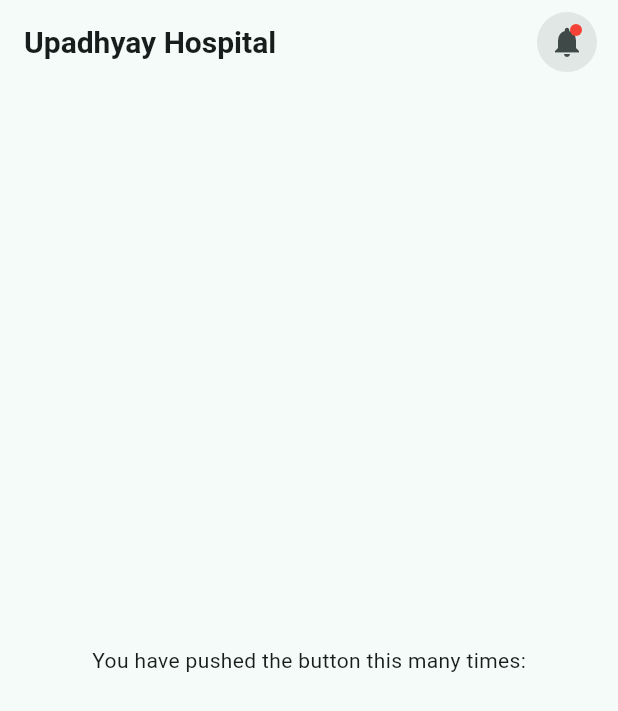
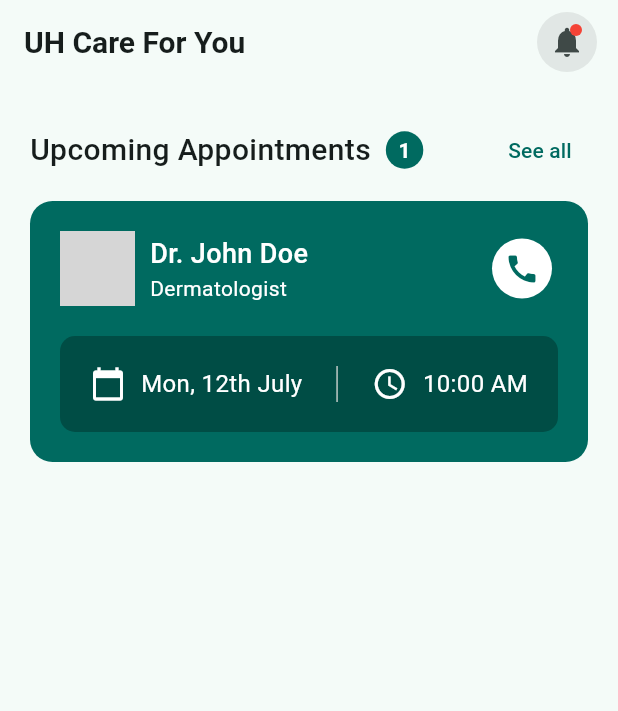
Before and after one commit to aniruddh622003/patient_side_app, a Flutter app: the screen it shows after launch, on a phone screen of 412 x 824 dp. Shown: the top 711 px of the screen. Run offline on Flutter 3.47's test engine with Material 3 defaults, Android fonts, the light colour scheme and no system bars; network calls fail; grey boxes are pictures that could not be loaded.

Commit message:
Home page: Upcoming Appointments

```diff
--- a/lib/home/home_screen.dart
+++ b/lib/home/home_screen.dart
@@ -1,4 +1,5 @@
 import 'package:flutter/material.dart';
+import 'package:patient_side_app/home/upcoming_widget.dart';
 
 class HomeScreen extends StatefulWidget {
   const HomeScreen({super.key});
@@ -14,7 +15,7 @@ class _HomeScreenState extends State<HomeScreen> {
   Widget build(BuildContext context) {
     return Scaffold(
       appBar: AppBar(
-        title: const Text('Upadhyay Hospital',
+        title: const Text('UH Care For You',
             style: TextStyle(
               fontSize: 20,
               fontWeight: FontWeight.bold,
@@ -51,15 +52,11 @@ class _HomeScreenState extends State<HomeScreen> {
           const SizedBox(width: 10),
         ],
       ),
-      body: Center(
-        child: Column(
-          mainAxisAlignment: MainAxisAlignment.center,
-          children: <Widget>[
-            const Text(
-              'You have pushed the button this many times:',
-            ),
-          ],
-        ),
+      body: Column(
+        children: [
+          UpcomingAppointments(),
+          const SizedBox(height: 200),
+        ],
       ),
     );
   }
--- /dev/null
+++ b/lib/home/upcoming_widget.dart
@@ -0,0 +1,181 @@
+import 'package:flutter/material.dart';
+import 'package:flutter/widgets.dart';
+
+class UpcomingAppointments extends StatefulWidget {
+  const UpcomingAppointments({super.key});
+
+  @override
+  State<UpcomingAppointments> createState() => _UpcomingAppointmentsState();
+}
+
+class _UpcomingAppointmentsState extends State<UpcomingAppointments> {
+  bool appointment = true;
+
+  @override
+  Widget build(BuildContext context) {
+    return Padding(
+      padding: const EdgeInsets.all(20),
+      child: Column(
+        children: [
+          Row(
+            mainAxisAlignment: MainAxisAlignment.spaceBetween,
+            children: [
+              Row(
+                children: [
+                  const Text('Upcoming Appointments',
+                      style: TextStyle(
+                        fontSize: 20,
+                        fontWeight: FontWeight.w500,
+                      )),
+                  const SizedBox(width: 10),
+                  Container(
+                      width: 25,
+                      height: 25,
+                      decoration: BoxDecoration(
+                        color: Theme.of(context).colorScheme.primary,
+                        shape: BoxShape.circle,
+                      ),
+                      child: Center(
+                        child: Text(
+                          '1',
+                          style: TextStyle(
+                            color: Theme.of(context).colorScheme.onPrimary,
+                            fontWeight: FontWeight.bold,
+                          ),
+                        ),
+                      )),
+                ],
+              ),
+              TextButton(
+                  onPressed: () {
+                    // Navigate to the appointments screen
+                  },
+                  child: const Text('See all'),
+                  style: ButtonStyle(
+                    padding: WidgetStateProperty.all(
+                      const EdgeInsets.symmetric(horizontal: 0, vertical: 5),
+                    ),
+                  )),
+            ],
+          ),
+          SizedBox(height: 10),
+          appointment ? AppointmentCard() : Text('No upcoming appointments'),
+        ],
+      ),
+    );
+  }
+}
+
+class AppointmentCard extends StatelessWidget {
+  const AppointmentCard({super.key});
+
+  @override
+  Widget build(BuildContext context) {
+    return Container(
+      width: double.infinity,
+      padding: const EdgeInsets.all(20),
+      decoration: BoxDecoration(
+        color: Theme.of(context).colorScheme.primary,
+        borderRadius: BorderRadius.circular(15),
+      ),
+      child: Column(
+        crossAxisAlignment: CrossAxisAlignment.start,
+        children: [
+          Row(
+            mainAxisAlignment: MainAxisAlignment.spaceBetween,
+            children: [
+              Row(
+                mainAxisAlignment: MainAxisAlignment.center,
+                children: [
+                  FadeInImage.assetNetwork(
+                    placeholder: 'assets/avatar.png',
+                    image:
+                        "https://cdn.iconscout.com/icon/free/png-256/free-avatar-380-456332.png",
+                    width: 50,
+                  ),
+                  const SizedBox(width: 10),
+                  Column(
+                    crossAxisAlignment: CrossAxisAlignment.start,
+                    children: [
+                      Text(
+                        'Dr. John Doe',
+                        style: TextStyle(
+                          color: Theme.of(context).colorScheme.onPrimary,
+                          fontSize: 18,
+                          fontWeight: FontWeight.w500,
+                        ),
+                      ),
+                      Text(
+                        'Dermatologist',
+                        style: TextStyle(
+                          color: Theme.of(context).colorScheme.onPrimary,
+                          fontSize: 14,
+                        ),
+                      ),
+                    ],
+                  ),
+                ],
+              ),
+              IconButton(
+                icon: const Icon(Icons.call),
+                color: Theme.of(context).colorScheme.primary,
+                style: ButtonStyle(
+                  backgroundColor: WidgetStateProperty.all(
+                      Theme.of(context).colorScheme.onPrimary),
+                ),
+                onPressed: () {
+                  // Cancel the appointment
+                },
+              ),
+            ],
+          ),
+          const SizedBox(height: 20),
+          Container(
+            padding: const EdgeInsets.all(10),
+            decoration: BoxDecoration(
+              color: HSLColor.fromColor(Theme.of(context).colorScheme.primary)
+                  .withLightness(0.15)
+                  .toColor(),
+              borderRadius: BorderRadius.circular(10),
+            ),
+            child: IntrinsicHeight(
+              child: Padding(
+                padding: const EdgeInsets.all(10),
+                child: Row(
+                  mainAxisAlignment: MainAxisAlignment.spaceBetween,
+                  children: [
+                    Row(children: [
+                      Icon(Icons.calendar_today,
+                          color: Theme.of(context).colorScheme.onPrimary),
+                      const SizedBox(width: 10),
+                      Text(
+                        'Mon, 12th July',
+                        style: TextStyle(
+                          color: Theme.of(context).colorScheme.onPrimary,
+                          fontSize: 16,
+                        ),
+                      ),
+                    ]),
+                    VerticalDivider(),
+                    Row(children: [
+                      Icon(Icons.access_time,
+                          color: Theme.of(context).colorScheme.onPrimary),
+                      const SizedBox(width: 10),
+                      Text(
+                        '10:00 AM',
+                        style: TextStyle(
+                          color: Theme.of(context).colorScheme.onPrimary,
+                          fontSize: 16,
+                        ),
+                      ),
+                    ]),
+                  ],
+                ),
+              ),
+            ),
+          )
+        ],
+      ),
+    );
+  }
+}
--- a/pubspec.yaml
+++ b/pubspec.yaml
@@ -59,6 +59,7 @@ flutter:
   # To add assets to your application, add an assets section, like this:
   assets:
     - assets/logo.png
+    - assets/avatar.png
   #   - images/a_dot_ham.jpeg
 
   # An image asset can refer to one or more resolution-specific "variants", see
```
Also changed, not shown: assets/avatar.png (added).
